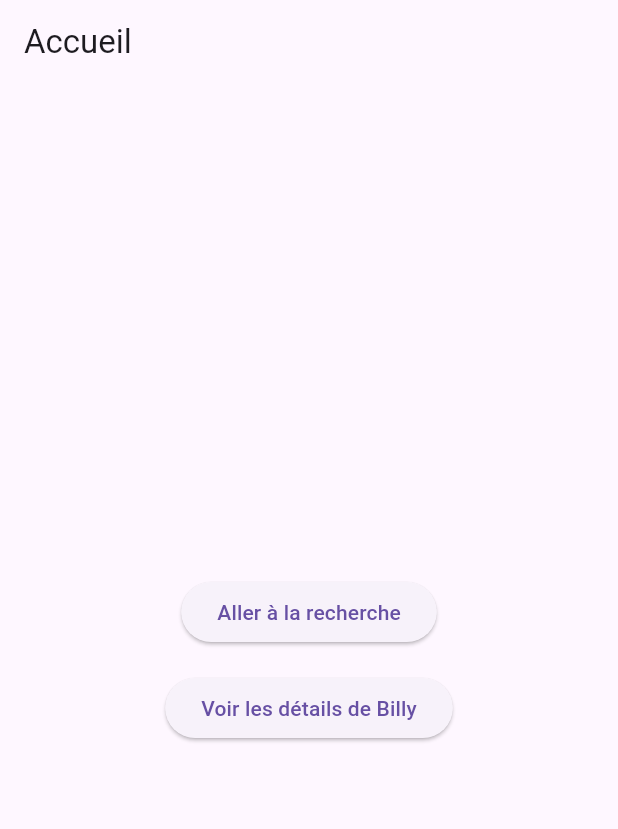
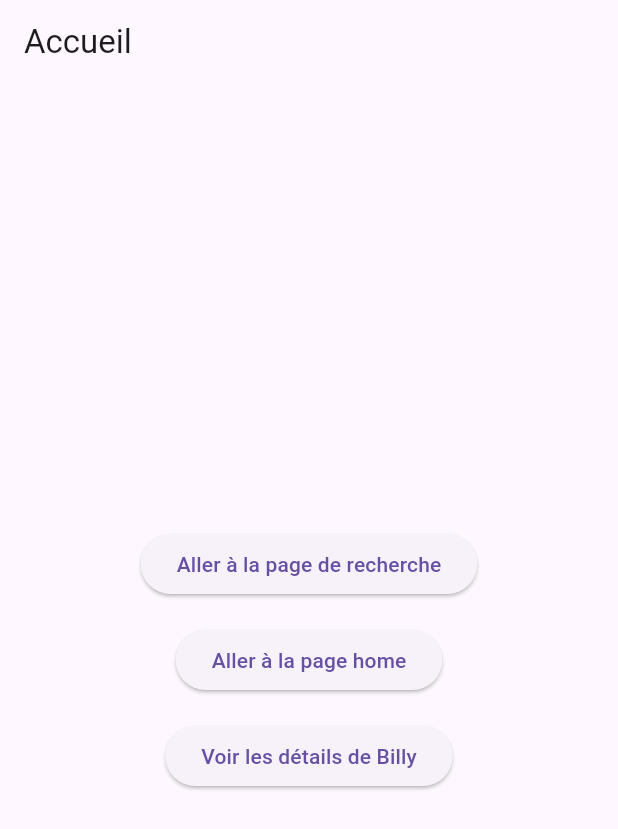
Before and after one commit to vryc9/flutter, a Flutter app: the screen it shows after launch, on a phone screen of 412 x 824 dp. Shown: the top 829 px of the screen. Run offline on Flutter 3.47's test engine with Material 3 defaults, Android fonts, the phone set to English and light mode, and no system bars; our stand-ins replace dio, flutter_bloc, flutter_html, flutter_svg, retrofit; generated files the repository leaves out were written again.

Commit message:
ajout bouton vers la page home sur la page temporaire

```diff
--- a/flutter_tp/lib/main.dart
+++ b/flutter_tp/lib/main.dart
@@ -46,6 +46,7 @@ class MyApp extends StatelessWidget {
         '/': (context) => const HomePage(),
         '/search': (context) => const SearchScreen(),
         '/characterDetail': (context) => const CharacterDetailScreen(),
+        '/home': (context) => const HomeScreen(),
       },
     );
   }
@@ -68,7 +69,14 @@ class HomePage extends StatelessWidget {
               onPressed: () {
                 Navigator.pushNamed(context, '/search');
               },
-              child: const Text('Aller à la recherche'),
+              child: const Text('Aller à la page de recherche'),
+            ),
+            const SizedBox(height: 16),
+            ElevatedButton(
+              onPressed: () {
+                Navigator.pushNamed(context, '/home');
+              },
+              child: const Text('Aller à la page home'),
             ),
             const SizedBox(height: 16),
             ElevatedButton(
```
